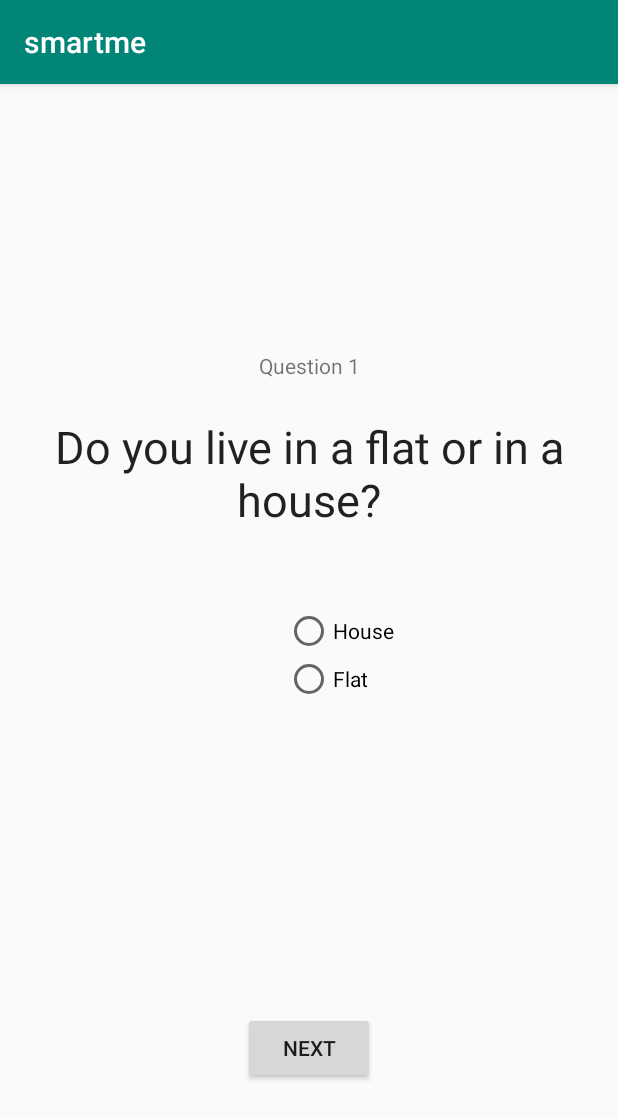
After one commit to Killko0/smartme, an Android app: the Survey_2 screen opened directly, with no data from a screen before it, on a phone screen of 412 x 824 dp. The commit adds this screen. Shown: the top 1119 px of the screen. Run offline under Robolectric (Android 15) with nearby library versions, the phone set to English and light mode, and no system bars.

Commit message:
Added survey

```diff
--- /dev/null
+++ b/app/src/main/java/berlin/code/smartme/smartme/survey/Survey_2.kt
@@ -0,0 +1,19 @@
+package berlin.code.smartme.smartme.survey
+
+import android.content.Intent
+import android.support.v7.app.AppCompatActivity
+import android.os.Bundle
+import android.view.View
+import berlin.code.smartme.smartme.R
+
+class Survey_2 : AppCompatActivity() {
+
+    override fun onCreate(savedInstanceState: Bundle?) {
+        super.onCreate(savedInstanceState)
+        setContentView(R.layout.activity_survey_2)
+    }
+    fun nextStep(view: View){
+        val surveyIntent = Intent(this, Survey_3::class.java)
+        startActivity(surveyIntent)
+    }
+}
--- /dev/null
+++ b/app/src/main/res/layout/activity_survey_2.xml
@@ -0,0 +1,50 @@
+<?xml version="1.0" encoding="utf-8"?>
+<android.support.constraint.ConstraintLayout
+        xmlns:android="http://schemas.android.com/apk/res/android"
+        xmlns:tools="http://schemas.android.com/tools"
+        xmlns:app="http://schemas.android.com/apk/res-auto"
+        android:layout_width="match_parent"
+        android:layout_height="match_parent"
+        tools:context=".survey.Survey_1">
+
+    <TextView
+            android:text="Question 1"
+            android:layout_width="wrap_content"
+            android:layout_height="wrap_content"
+            android:id="@+id/textView6"
+            app:layout_constraintStart_toStartOf="parent" android:layout_marginBottom="24dp"
+            app:layout_constraintEnd_toEndOf="parent" app:layout_constraintBottom_toTopOf="@+id/textView7"/>
+    <TextView
+            android:text="Do you live in a flat or in a house?"
+            android:layout_width="wrap_content"
+            android:layout_height="wrap_content"
+            android:id="@+id/textView7"
+            android:textAppearance="@style/TextAppearance.AppCompat" android:textSize="30sp"
+            app:layout_constraintTop_toTopOf="parent"
+            app:layout_constraintStart_toStartOf="parent" android:layout_marginTop="221dp" android:gravity="center"/>
+    <Button
+            android:text="next"
+            android:layout_width="wrap_content"
+            android:layout_height="wrap_content"
+            android:id="@+id/button4"
+            android:onClick="nextStep"
+            app:layout_constraintStart_toStartOf="parent" app:layout_constraintBottom_toBottomOf="parent"
+            app:layout_constraintEnd_toEndOf="parent" android:layout_marginBottom="101dp"/>
+    <RadioGroup
+            android:layout_width="wrap_content"
+            android:layout_height="wrap_content"
+            android:id="@+id/radioGroup" android:layout_marginTop="51dp"
+            app:layout_constraintTop_toBottomOf="@+id/textView7" android:layout_marginEnd="149dp"
+            app:layout_constraintEnd_toEndOf="@+id/textView7">
+        <RadioButton
+                android:text="House"
+                android:layout_width="wrap_content"
+                android:layout_height="wrap_content" tools:layout_editor_absoluteY="490dp"
+                tools:layout_editor_absoluteX="149dp" android:id="@+id/radioButton2"/>
+        <RadioButton
+                android:text="Flat"
+                android:layout_width="wrap_content"
+                android:layout_height="wrap_content" tools:layout_editor_absoluteY="418dp"
+                tools:layout_editor_absoluteX="149dp" android:id="@+id/radioButton"/>
+    </RadioGroup>
+</android.support.constraint.ConstraintLayout>
```
Also changed, not shown: app/src/main/AndroidManifest.xml (+26 -8 lines), app/src/main/java/berlin/code/smartme/smartme/MainActivity.kt (+6 -2 lines), app/src/main/java/berlin/code/smartme/smartme/Splash.kt (added, +12 -0 lines), app/src/main/java/berlin/code/smartme/smartme/survey/StartSurvery.kt (added, +19 -0 lines), app/src/main/java/berlin/code/smartme/smartme/survey/Survey_1.kt (added, +19 -0 lines), app/src/main/java/berlin/code/smartme/smartme/survey/Survey_3.kt (added, +19 -0 lines), app/src/main/java/berlin/code/smartme/smartme/survey/Survey_4.kt (added, +19 -0 lines), app/src/main/java/berlin/code/smartme/smartme/survey/Survey_5.kt (added, +19 -0 lines), app/src/main/java/berlin/code/smartme/smartme/survey/Survey_6.kt (added, +20 -0 lines), app/src/main/res/layout/activity_splash.xml (added, +17 -0 lines), app/src/main/res/layout/activity_start_survery.xml (added, +38 -0 lines), app/src/main/res/layout/activity_survey_1.xml (added, +41 -0 lines), app/src/main/res/layout/activity_survey_3.xml (added, +46 -0 lines), app/src/main/res/layout/activity_survey_4.xml (added, +54 -0 lines), 2 more files.
